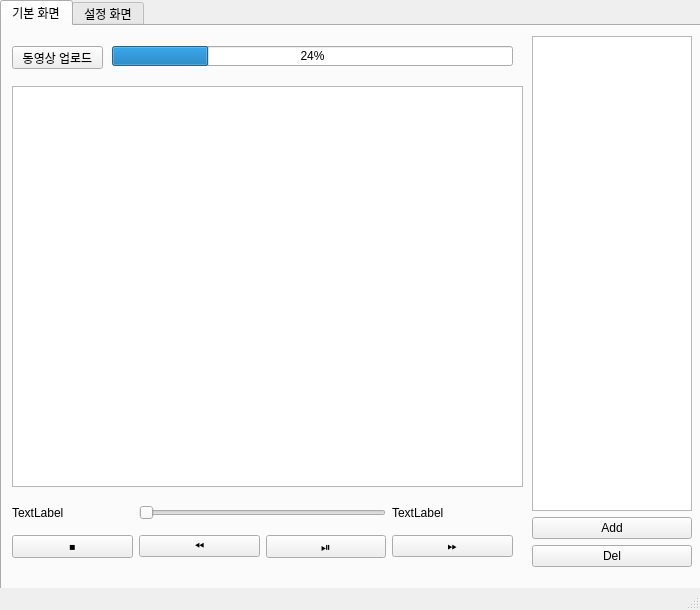
Before: the Qt Designer form MNA/upload_video/Video.ui in KDT-project-MNVISION-Enterprise/MNVISION, drawn with Qt 5.
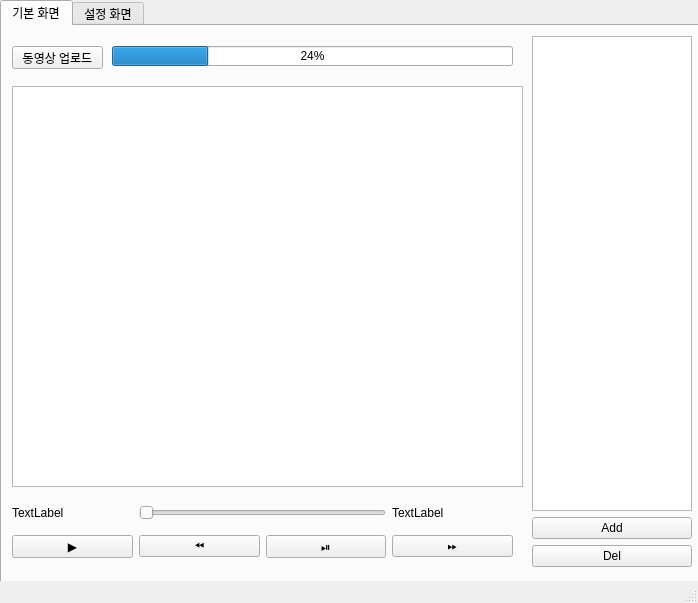
After: the same form once the commit is applied.

Commit message: update start/stop function

Patch:
```diff
--- a/MNA/upload_video/Video.ui
+++ b/MNA/upload_video/Video.ui
@@ -6,8 +6,8 @@
    <rect>
     <x>0</x>
     <y>0</y>
-    <width>700</width>
-    <height>610</height>
+    <width>698</width>
+    <height>603</height>
    </rect>
   </property>
   <property name="windowTitle">
@@ -56,7 +56,7 @@
        <item row="1" column="0">
         <widget class="QPushButton" name="btn_pause">
          <property name="text">
-          <string>⏹️</string>
+          <string>▶️</string>
          </property>
         </widget>
        </item>
```
Left out of the diff: 2 changed lines with no effect on the pictures. The commit also changes 2 other files.
